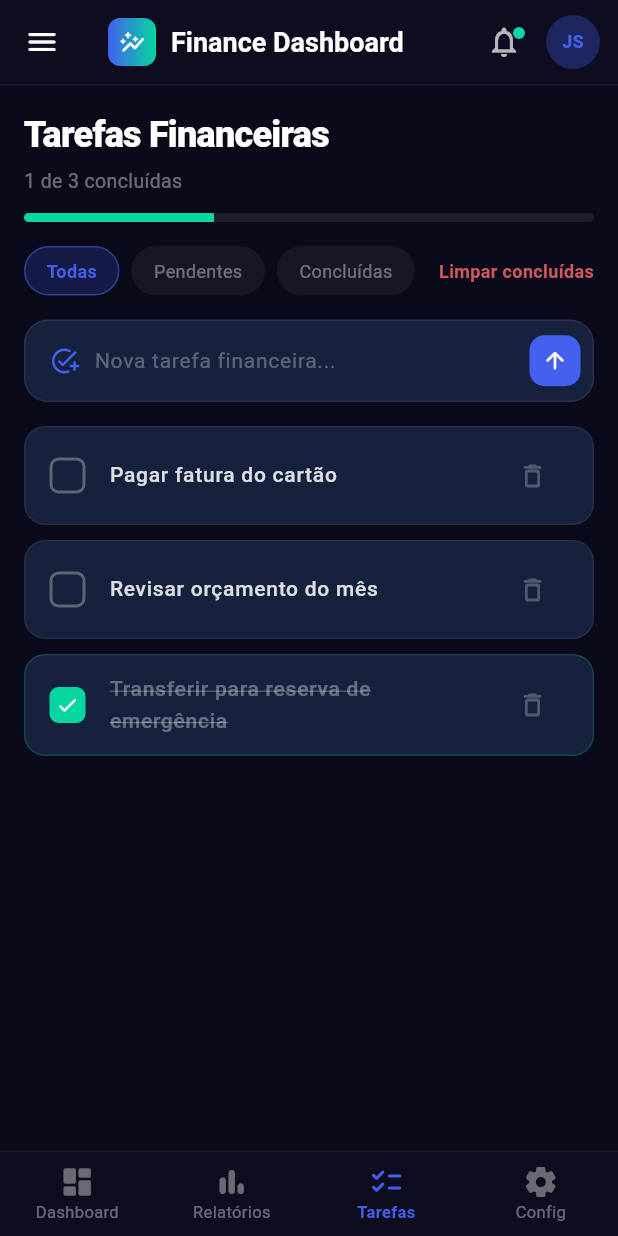
After one commit to NatanaelBeloqui/projetinho_cabuloso, a Flutter app: the screen it shows after launch, item 3 of the bottom bar chosen, on a phone screen of 412 x 824 dp. The commit adds this screen. Run offline on Flutter 3.47's test engine with Material 3 defaults, Android fonts, the phone set to English and light mode, and no system bars.

Commit message:
Implementa a tela de tarefas financeiras (To-Do List) e integra ao dashboard

```diff
--- a/frontend/lib/screens/dashboard_screen.dart
+++ b/frontend/lib/screens/dashboard_screen.dart
@@ -2,6 +2,7 @@
 import 'package:flutter/material.dart';
 import '../widgets/responsive_card_grid.dart';
 import '../widgets/mini_bar_chart.dart';
+import 'todo_screen.dart';
 
 class DashboardScreen extends StatefulWidget {
   const DashboardScreen({super.key});
@@ -16,7 +17,7 @@ class _DashboardScreenState extends State<DashboardScreen> {
   final List<_NavItem> _navItems = [
     _NavItem(icon: Icons.dashboard_rounded, label: 'Dashboard'),
     _NavItem(icon: Icons.bar_chart_rounded, label: 'Relatórios'),
-    _NavItem(icon: Icons.people_alt_rounded, label: 'Clientes'),
+    _NavItem(icon: Icons.checklist_rounded, label: 'Tarefas'),   // <- era Clientes
     _NavItem(icon: Icons.settings_rounded, label: 'Config'),
   ];
 
@@ -32,15 +33,23 @@ class _DashboardScreenState extends State<DashboardScreen> {
       bottomNavigationBar: isDesktop ? null : _buildBottomNav(),
       body: Row(
         children: [
-          // Navigation Rail para Desktop (bonus)
           if (isDesktop) _buildNavigationRail(),
-          // Conteúdo principal
           Expanded(
             child: _buildBody(),
           ),
         ],
       ),
     );
+  }
+
+  // Retorna o conteúdo da aba selecionada
+  Widget _buildBody() {
+    switch (_selectedIndex) {
+      case 2:
+        return const TodoScreen();
+      default:
+        return _buildDashboardBody();
+    }
   }
 
   AppBar _buildAppBar() {
@@ -134,14 +143,12 @@ class _DashboardScreenState extends State<DashboardScreen> {
     );
   }
 
-  // Drawer lateral (Bônus)
   Widget _buildDrawer() {
     return Drawer(
       backgroundColor: const Color(0xFF0D0D1F),
       child: SafeArea(
         child: Column(
           children: [
-            // Drawer header
             Container(
               padding: const EdgeInsets.all(24),
               decoration: BoxDecoration(
@@ -192,8 +199,6 @@ class _DashboardScreenState extends State<DashboardScreen> {
                 ],
               ),
             ),
-
-            // Menu items
             const SizedBox(height: 16),
             ..._navItems.asMap().entries.map(
               (entry) => _buildDrawerItem(
@@ -206,10 +211,7 @@ class _DashboardScreenState extends State<DashboardScreen> {
                 },
               ),
             ),
-
             const Spacer(),
-
-            // Footer
             Container(
               margin: const EdgeInsets.all(16),
               padding: const EdgeInsets.all(16),
@@ -278,7 +280,6 @@ class _DashboardScreenState extends State<DashboardScreen> {
     );
   }
 
-  // NavigationRail para Desktop
   Widget _buildNavigationRail() {
     return NavigationRail(
       backgroundColor: const Color(0xFF0D0D1F),
@@ -310,7 +311,6 @@ class _DashboardScreenState extends State<DashboardScreen> {
     );
   }
 
-  // Bottom Navigation (Bônus)
   Widget _buildBottomNav() {
     return Container(
       decoration: BoxDecoration(
@@ -345,13 +345,13 @@ class _DashboardScreenState extends State<DashboardScreen> {
     );
   }
 
-  Widget _buildBody() {
+  // Conteúdo original do dashboard
+  Widget _buildDashboardBody() {
     return SingleChildScrollView(
       padding: const EdgeInsets.only(top: 16, bottom: 24),
       child: Column(
         crossAxisAlignment: CrossAxisAlignment.start,
         children: [
-          // Header section
           Padding(
             padding: const EdgeInsets.symmetric(horizontal: 16),
             child: Column(
@@ -385,28 +385,16 @@ class _DashboardScreenState extends State<DashboardScreen> {
               ],
             ),
           ),
-
           const SizedBox(height: 20),
-
-          // Layout indicator
           Padding(
             padding: const EdgeInsets.symmetric(horizontal: 16),
             child: _buildLayoutIndicator(),
           ),
-
           const SizedBox(height: 16),
-
-          // Cards responsivos
           const ResponsiveCardGrid(),
-
           const SizedBox(height: 8),
-
-          // Mini chart (Stack + Positioned bônus)
           const MiniBarChart(),
-
           const SizedBox(height: 8),
-
-          // Transações recentes
           _buildRecentTransactions(),
         ],
       ),
@@ -468,9 +456,12 @@ class _DashboardScreenState extends State<DashboardScreen> {
 
   Widget _buildRecentTransactions() {
     final transactions = [
-      _Transaction('Pagamento Cliente A', '+R\$ 12.400', true, Icons.arrow_downward_rounded),
-      _Transaction('Fornecedor XYZ', '-R\$ 3.200', false, Icons.arrow_upward_rounded),
-      _Transaction('Assinatura SaaS', '-R\$ 890', false, Icons.subscriptions_rounded),
+      _Transaction('Pagamento Cliente A', '+R\$ 12.400', true,
+          Icons.arrow_downward_rounded),
+      _Transaction(
+          'Fornecedor XYZ', '-R\$ 3.200', false, Icons.arrow_upward_rounded),
+      _Transaction('Assinatura SaaS', '-R\$ 890', false,
+          Icons.subscriptions_rounded),
       _Transaction('Venda Produto B', '+R\$ 5.750', true, Icons.sell_rounded),
     ];
 
@@ -499,7 +490,8 @@ class _DashboardScreenState extends State<DashboardScreen> {
                 final t = entry.value;
                 final isLast = entry.key == transactions.length - 1;
                 return Container(
-                  padding: const EdgeInsets.symmetric(horizontal: 16, vertical: 14),
+                  padding: const EdgeInsets.symmetric(
+                      horizontal: 16, vertical: 14),
                   decoration: BoxDecoration(
                     border: isLast
                         ? null
@@ -570,8 +562,19 @@ class _DashboardScreenState extends State<DashboardScreen> {
   String _getFormattedDate() {
     final now = DateTime.now();
     final months = [
-      '', 'Janeiro', 'Fevereiro', 'Março', 'Abril', 'Maio', 'Junho',
-      'Julho', 'Agosto', 'Setembro', 'Outubro', 'Novembro', 'Dezembro'
+      '',
+      'Janeiro',
+      'Fevereiro',
+      'Março',
+      'Abril',
+      'Maio',
+      'Junho',
+      'Julho',
+      'Agosto',
+      'Setembro',
+      'Outubro',
+      'Novembro',
+      'Dezembro'
     ];
     return '${now.day} de ${months[now.month]} de ${now.year}';
   }
--- /dev/null
+++ b/frontend/lib/screens/todo_screen.dart
@@ -0,0 +1,376 @@
+// todo_screen.dart
+import 'package:flutter/material.dart';
+
+// Modelo da tarefa
+class Tarefa {
+  String titulo;
+  bool concluida;
+
+  Tarefa({required this.titulo, this.concluida = false});
+}
+
+class TodoScreen extends StatefulWidget {
+  const TodoScreen({super.key});
+
+  @override
+  State<TodoScreen> createState() => _TodoScreenState();
+}
+
+class _TodoScreenState extends State<TodoScreen>
+    with SingleTickerProviderStateMixin {
+  final TextEditingController _controller = TextEditingController();
+  final List<Tarefa> _tarefas = [
+    Tarefa(titulo: 'Pagar fatura do cartão'),
+    Tarefa(titulo: 'Revisar orçamento do mês'),
+    Tarefa(titulo: 'Transferir para reserva de emergência', concluida: true),
+  ];
+
+  // Filtro atual: 0 = Todas, 1 = Pendentes, 2 = Concluídas
+  int _filtroAtual = 0;
+
+  late AnimationController _fabController;
+  late Animation<double> _fabAnim;
+
+  @override
+  void initState() {
+    super.initState();
+    _fabController = AnimationController(
+      vsync: this,
+      duration: const Duration(milliseconds: 300),
+    );
+    _fabAnim = CurvedAnimation(parent: _fabController, curve: Curves.easeOut);
+    _fabController.forward();
+  }
+
+  @override
+  void dispose() {
+    _controller.dispose();
+    _fabController.dispose();
+    super.dispose();
+  }
+
+  List<Tarefa> get _tarefasFiltradas {
+    switch (_filtroAtual) {
+      case 1:
+        return _tarefas.where((t) => !t.concluida).toList();
+      case 2:
+        return _tarefas.where((t) => t.concluida).toList();
+      default:
+        return _tarefas;
+    }
+  }
+
+  int get _totalConcluidas => _tarefas.where((t) => t.concluida).length;
+
+  void _adicionarTarefa() {
+    final texto = _controller.text.trim();
+    if (texto.isEmpty) return;
+    setState(() {
+      _tarefas.add(Tarefa(titulo: texto));
+    });
+    _controller.clear();
+  }
+
+  void _toggleTarefa(Tarefa tarefa) {
+    setState(() {
+      tarefa.concluida = !tarefa.concluida;
+    });
+  }
+
+  void _removerTarefa(Tarefa tarefa) {
+    setState(() {
+      _tarefas.remove(tarefa);
+    });
+  }
+
+  void _limparConcluidas() {
+    setState(() {
+      _tarefas.removeWhere((t) => t.concluida);
+    });
+  }
+
+  @override
+  Widget build(BuildContext context) {
+    final filtradas = _tarefasFiltradas;
+
+    return Column(
+      crossAxisAlignment: CrossAxisAlignment.start,
+      children: [
+        // Header com contador
+        Padding(
+          padding: const EdgeInsets.fromLTRB(16, 16, 16, 0),
+          child: Column(
+            crossAxisAlignment: CrossAxisAlignment.start,
+            children: [
+              const Text(
+                'Tarefas Financeiras',
+                style: TextStyle(
+                  color: Colors.white,
+                  fontSize: 24,
+                  fontWeight: FontWeight.w800,
+                  letterSpacing: -0.5,
+                ),
+              ),
+              const SizedBox(height: 4),
+              Text(
+                '$_totalConcluidas de ${_tarefas.length} concluídas',
+                style: TextStyle(
+                  color: Colors.white.withOpacity(0.4),
+                  fontSize: 13,
+                ),
+              ),
+              const SizedBox(height: 12),
+              // Barra de progresso
+              if (_tarefas.isNotEmpty)
+                ClipRRect(
+                  borderRadius: BorderRadius.circular(4),
+                  child: LinearProgressIndicator(
+                    value: _totalConcluidas / _tarefas.length,
+                    backgroundColor: Colors.white.withOpacity(0.08),
+                    valueColor: const AlwaysStoppedAnimation<Color>(
+                      Color(0xFF06D6A0),
+                    ),
+                    minHeight: 6,
+                  ),
+                ),
+            ],
+          ),
+        ),
+
+        const SizedBox(height: 16),
+
+        // Filtros
+        Padding(
+          padding: const EdgeInsets.symmetric(horizontal: 16),
+          child: Row(
+            children: [
+              _buildFiltroChip('Todas', 0),
+              const SizedBox(width: 8),
+              _buildFiltroChip('Pendentes', 1),
+              const SizedBox(width: 8),
+              _buildFiltroChip('Concluídas', 2),
+              const Spacer(),
+              if (_totalConcluidas > 0)
+                GestureDetector(
+                  onTap: _limparConcluidas,
+                  child: Text(
+                    'Limpar concluídas',
+                    style: TextStyle(
+                      color: const Color(0xFFFF6B6B).withOpacity(0.8),
+                      fontSize: 12,
+                      fontWeight: FontWeight.w600,
+                    ),
+                  ),
+                ),
+            ],
+          ),
+        ),
+
+        const SizedBox(height: 16),
+
+        // Campo de adicionar tarefa
+        Padding(
+          padding: const EdgeInsets.symmetric(horizontal: 16),
+          child: Container(
+            decoration: BoxDecoration(
+              color: const Color(0xFF16213E),
+              borderRadius: BorderRadius.circular(16),
+              border: Border.all(
+                color: Colors.white.withOpacity(0.08),
+              ),
+            ),
+            child: Row(
+              children: [
+                const SizedBox(width: 16),
+                const Icon(
+                  Icons.add_task_rounded,
+                  color: Color(0xFF4361EE),
+                  size: 20,
+                ),
+                const SizedBox(width: 10),
+                Expanded(
+                  child: TextField(
+                    controller: _controller,
+                    style: const TextStyle(
+                      color: Colors.white,
+                      fontSize: 14,
+                    ),
+                    decoration: InputDecoration(
+                      hintText: 'Nova tarefa financeira...',
+                      hintStyle: TextStyle(
+                        color: Colors.white.withOpacity(0.3),
+                        fontSize: 14,
+                      ),
+                      border: InputBorder.none,
+                      contentPadding: const EdgeInsets.symmetric(vertical: 16),
+                    ),
+                    onSubmitted: (_) => _adicionarTarefa(),
+                  ),
+                ),
+                GestureDetector(
+                  onTap: _adicionarTarefa,
+                  child: Container(
+                    margin: const EdgeInsets.all(8),
+                    padding: const EdgeInsets.all(8),
+                    decoration: BoxDecoration(
+                      color: const Color(0xFF4361EE),
+                      borderRadius: BorderRadius.circular(10),
+                    ),
+                    child: const Icon(
+                      Icons.arrow_upward_rounded,
+                      color: Colors.white,
+                      size: 18,
+                    ),
+                  ),
+                ),
+              ],
+            ),
+          ),
+        ),
+
+        const SizedBox(height: 16),
+
+        // Lista de tarefas
+        Expanded(
+          child: filtradas.isEmpty
+              ? _buildEmptyState()
+              : ListView.builder(
+                  padding: const EdgeInsets.symmetric(horizontal: 16),
+                  itemCount: filtradas.length,
+                  itemBuilder: (context, index) {
+                    return _buildTarefaItem(filtradas[index]);
+                  },
+                ),
+        ),
+      ],
+    );
+  }
+
+  Widget _buildFiltroChip(String label, int index) {
+    final bool ativo = _filtroAtual == index;
+    return GestureDetector(
+      onTap: () => setState(() => _filtroAtual = index),
+      child: AnimatedContainer(
+        duration: const Duration(milliseconds: 200),
+        padding: const EdgeInsets.symmetric(horizontal: 14, vertical: 7),
+        decoration: BoxDecoration(
+          color: ativo
+              ? const Color(0xFF4361EE).withOpacity(0.2)
+              : Colors.white.withOpacity(0.05),
+          borderRadius: BorderRadius.circular(20),
+          border: Border.all(
+            color: ativo
+                ? const Color(0xFF4361EE).withOpacity(0.5)
+                : Colors.transparent,
+          ),
+        ),
+        child: Text(
+          label,
+          style: TextStyle(
+            color: ativo ? const Color(0xFF4361EE) : Colors.white38,
+            fontSize: 12,
+            fontWeight: ativo ? FontWeight.w700 : FontWeight.w400,
+          ),
+        ),
+      ),
+    );
+  }
+
+  Widget _buildTarefaItem(Tarefa tarefa) {
+    return Container(
+      margin: const EdgeInsets.only(bottom: 10),
+      decoration: BoxDecoration(
+        color: const Color(0xFF16213E),
+        borderRadius: BorderRadius.circular(14),
+        border: Border.all(
+          color: tarefa.concluida
+              ? const Color(0xFF06D6A0).withOpacity(0.2)
+              : Colors.white.withOpacity(0.06),
+        ),
+      ),
+      child: ListTile(
+        contentPadding: const EdgeInsets.symmetric(horizontal: 16, vertical: 4),
+        leading: GestureDetector(
+          onTap: () => _toggleTarefa(tarefa),
+          child: AnimatedContainer(
+            duration: const Duration(milliseconds: 200),
+            width: 24,
+            height: 24,
+            decoration: BoxDecoration(
+              color: tarefa.concluida
+                  ? const Color(0xFF06D6A0)
+                  : Colors.transparent,
+              borderRadius: BorderRadius.circular(6),
+              border: Border.all(
+                color: tarefa.concluida
+                    ? const Color(0xFF06D6A0)
+                    : Colors.white.withOpacity(0.3),
+                width: 2,
+              ),
+            ),
+            child: tarefa.concluida
+                ? const Icon(
+                    Icons.check_rounded,
+                    color: Colors.white,
+                    size: 16,
+                  )
+                : null,
+          ),
+        ),
+        title: Text(
+          tarefa.titulo,
+          style: TextStyle(
+            color: tarefa.concluida
+                ? Colors.white.withOpacity(0.35)
+                : Colors.white.withOpacity(0.85),
+            fontSize: 14,
+            fontWeight: FontWeight.w500,
+            decoration:
+                tarefa.concluida ? TextDecoration.lineThrough : TextDecoration.none,
+            decorationColor: Colors.white.withOpacity(0.35),
+          ),
+        ),
+        trailing: IconButton(
+          icon: Icon(
+            Icons.delete_outline_rounded,
+            color: Colors.white.withOpacity(0.25),
+            size: 20,
+          ),
+          onPressed: () => _removerTarefa(tarefa),
+        ),
+      ),
+    );
+  }
+
+  Widget _buildEmptyState() {
+    return Center(
+      child: Column(
+        mainAxisAlignment: MainAxisAlignment.center,
+        children: [
+          Icon(
+            Icons.checklist_rounded,
+            color: Colors.white.withOpacity(0.1),
+            size: 64,
+          ),
+          const SizedBox(height: 16),
+          Text(
+            'Nenhuma tarefa aqui!',
+            style: TextStyle(
+              color: Colors.white.withOpacity(0.3),
+              fontSize: 16,
+              fontWeight: FontWeight.w600,
+            ),
+          ),
+          const SizedBox(height: 6),
+          Text(
+            'Adicione uma tarefa financeira acima.',
+            style: TextStyle(
+              color: Colors.white.withOpacity(0.2),
+              fontSize: 13,
+            ),
+          ),
+        ],
+      ),
+    );
+  }
+}
```
